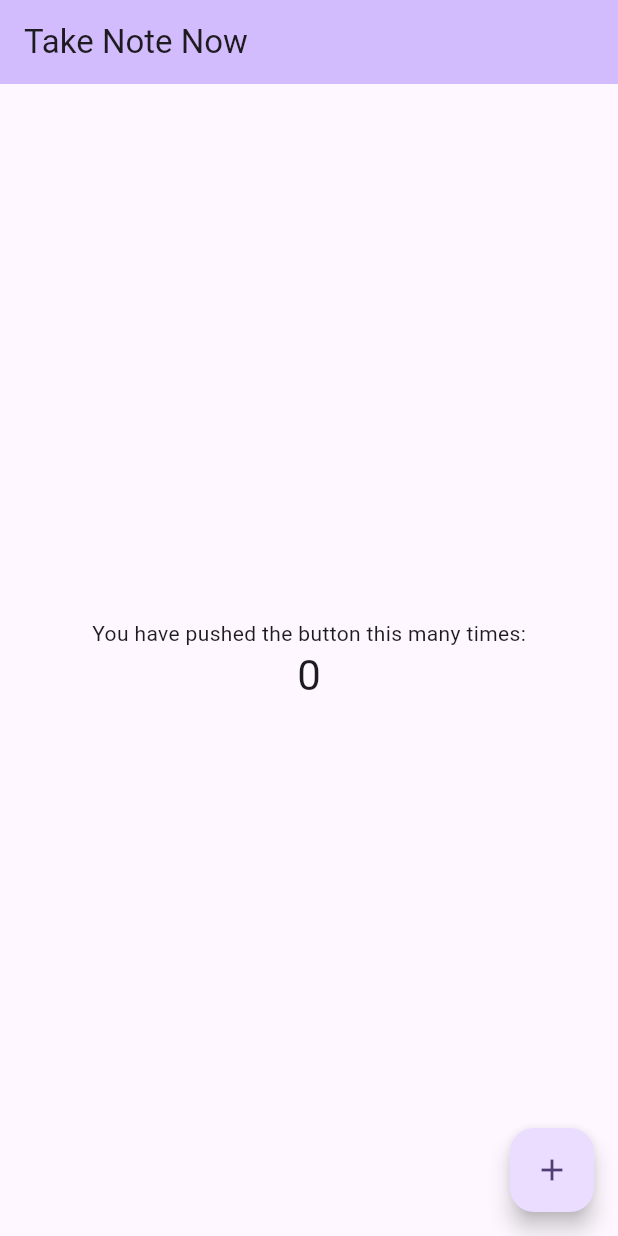
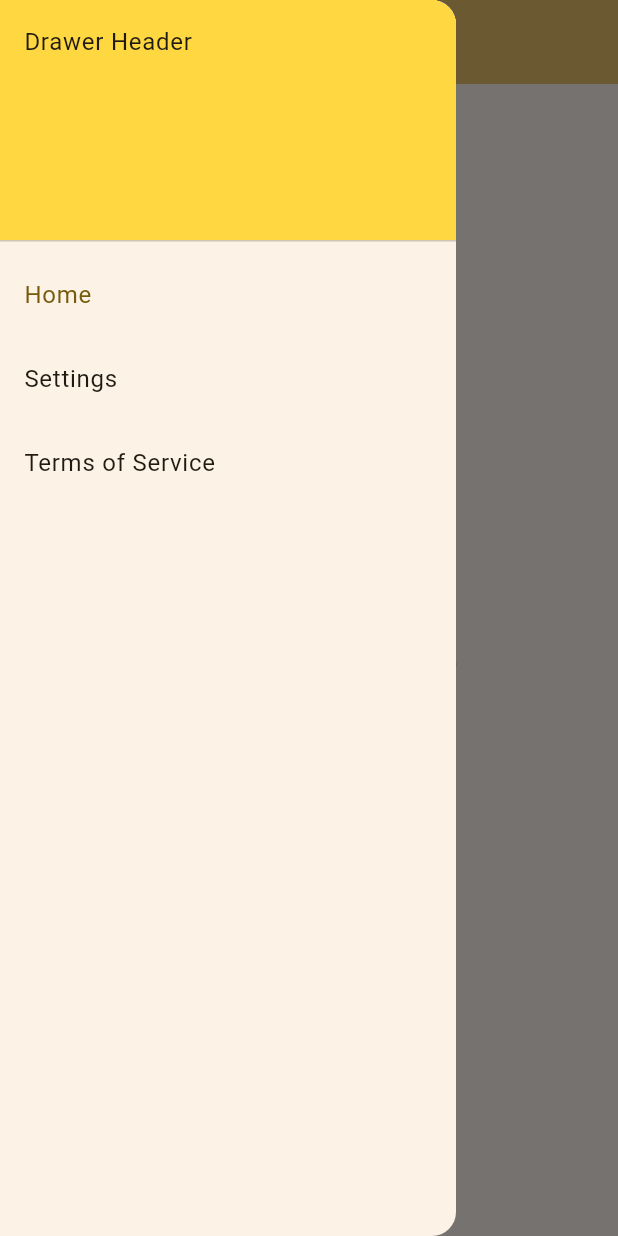
Before and after one commit to wanpc4/take_note_now, a Flutter app: the screen it shows after launch, with the side drawer open (before the commit the screen has no drawer), on a phone screen of 412 x 824 dp. Run offline on Flutter 3.47's test engine with Material 3 defaults, Android fonts, the phone set to English and light mode, and no system bars.

Commit message:
Add Drawer bar and ListTile at Homepage

```diff
--- a/lib/main.dart
+++ b/lib/main.dart
@@ -7,28 +7,13 @@
 class MyApp extends StatelessWidget {
   const MyApp({super.key});
 
-  // This widget is the root of your application.
   @override
   Widget build(BuildContext context) {
     return MaterialApp(
       title: 'Flutter Demo',
       theme: ThemeData(
-        // This is the theme of your application.
-        //
-        // TRY THIS: Try running your application with "flutter run". You'll see
-        // the application has a purple toolbar. Then, without quitting the app,
-        // try changing the seedColor in the colorScheme below to Colors.green
-        // and then invoke "hot reload" (save your changes or press the "hot
-        // reload" button in a Flutter-supported IDE, or press "r" if you used
-        // the command line to start the app).
-        //
-        // Notice that the counter didn't reset back to zero; the application
-        // state is not lost during the reload. To reset the state, use hot
-        // restart instead.
-        //
-        // This works for code too, not just values: Most code changes can be
-        // tested with just a hot reload.
-        colorScheme: ColorScheme.fromSeed(seedColor: Colors.deepPurple),
+        //colorScheme: ColorScheme.fromSeed(seedColor: const Color.fromARGB(255, 214, 64, 64)),
+        colorScheme: ColorScheme.fromSeed(seedColor: Colors.amber),
         useMaterial3: true,
       ),
       home: const MyHomePage(title: 'Take Note Now'),
@@ -39,15 +24,6 @@
 class MyHomePage extends StatefulWidget {
   const MyHomePage({super.key, required this.title});
 
-  // This widget is the home page of your application. It is stateful, meaning
-  // that it has a State object (defined below) that contains fields that affect
-  // how it looks.
-
-  // This class is the configuration for the state. It holds the values (in this
-  // case the title) provided by the parent (in this case the App widget) and
-  // used by the build method of the State. Fields in a Widget subclass are
-  // always marked "final".
-
   final String title;
 
   @override
@@ -55,71 +31,85 @@
 }
 
 class _MyHomePageState extends State<MyHomePage> {
-  int _counter = 0;
+  int _selectedIndex = 0;
+  static const TextStyle optionStyle = TextStyle(
+    fontSize: 30,
+    fontWeight: FontWeight.bold,
+  );
 
-  void _incrementCounter() {
+  static const List<Widget> _widgetOptions = <Widget>[
+    Text('Index 0: Home', style: optionStyle,),
+    Text('Index 1: Settings', style: optionStyle,),
+    Text('Index 2: Terms of Service', style: optionStyle),
+  ];
+
+  void _onItemTapped(int index) {
     setState(() {
-      // This call to setState tells the Flutter framework that something has
-      // changed in this State, which causes it to rerun the build method below
-      // so that the display can reflect the updated values. If we changed
-      // _counter without calling setState(), then the build method would not be
-      // called again, and so nothing would appear to happen.
-      _counter++;
+      _selectedIndex = index;
     });
   }
 
   @override
   Widget build(BuildContext context) {
-    // This method is rerun every time setState is called, for instance as done
-    // by the _incrementCounter method above.
-    //
-    // The Flutter framework has been optimized to make rerunning build methods
-    // fast, so that you can just rebuild anything that needs updating rather
-    // than having to individually change instances of widgets.
     return Scaffold(
       appBar: AppBar(
-        // TRY THIS: Try changing the color here to a specific color (to
-        // Colors.amber, perhaps?) and trigger a hot reload to see the AppBar
-        // change color while the other colors stay the same.
         backgroundColor: Theme.of(context).colorScheme.inversePrimary,
-        // Here we take the value from the MyHomePage object that was created by
-        // the App.build method, and use it to set our appbar title.
         title: Text(widget.title),
-      ),
-      body: Center(
-        // Center is a layout widget. It takes a single child and positions it
-        // in the middle of the parent.
-        child: Column(
-          // Column is also a layout widget. It takes a list of children and
-          // arranges them vertically. By default, it sizes itself to fit its
-          // children horizontally, and tries to be as tall as its parent.
-          //
-          // Column has various properties to control how it sizes itself and
-          // how it positions its children. Here we use mainAxisAlignment to
-          // center the children vertically; the main axis here is the vertical
-          // axis because Columns are vertical (the cross axis would be
-          // horizontal).
-          //
-          // TRY THIS: Invoke "debug painting" (choose the "Toggle Debug Paint"
-          // action in the IDE, or press "p" in the console), to see the
-          // wireframe for each widget.
-          mainAxisAlignment: MainAxisAlignment.center,
-          children: <Widget>[
-            const Text(
-              'You have pushed the button this many times:',
-            ),
-            Text(
-              '$_counter',
-              style: Theme.of(context).textTheme.headlineMedium,
-            ),
-          ],
+        leading: Builder(
+          builder: (context) {
+            return IconButton(
+              icon: const Icon(Icons.menu),
+              onPressed: () {
+                Scaffold.of(context).openDrawer();
+              },
+            );
+          }),
         ),
-      ),
-      floatingActionButton: FloatingActionButton(
-        onPressed: _incrementCounter,
-        tooltip: 'Increment',
-        child: const Icon(Icons.add),
-      ), // This trailing comma makes auto-formatting nicer for build methods.
-    );
+        body: Center(child:
+        _widgetOptions[_selectedIndex]),
+        drawer: Drawer(
+          child: ListView(
+            padding: EdgeInsets.zero,
+            children: [
+
+              //Drawer header
+              const DrawerHeader(
+                decoration: BoxDecoration(color: Colors.amberAccent),
+                child: Text('Drawer Header'),
+              ),
+
+              //ListTile 1
+              ListTile(
+                title: const Text('Home'),
+                selected: _selectedIndex == 0,
+                onTap: () {
+                  _onItemTapped(0);
+                  Navigator.pop(context);
+                },
+              ),
+
+              //ListTile 2
+              ListTile(
+                title: const Text('Settings'),
+                selected: _selectedIndex == 1,
+                onTap: () {
+                  _onItemTapped(1);
+                  Navigator.pop(context);
+                },
+              ),
+
+              //ListTile 3
+              ListTile(
+                title: const Text('Terms of Service'),
+                selected: _selectedIndex == 2,
+                onTap: () {
+                  _onItemTapped(2);
+                  Navigator.pop(context);
+                },
+              ),
+            ],
+          )
+        ),
+      );
   }
 }
```
